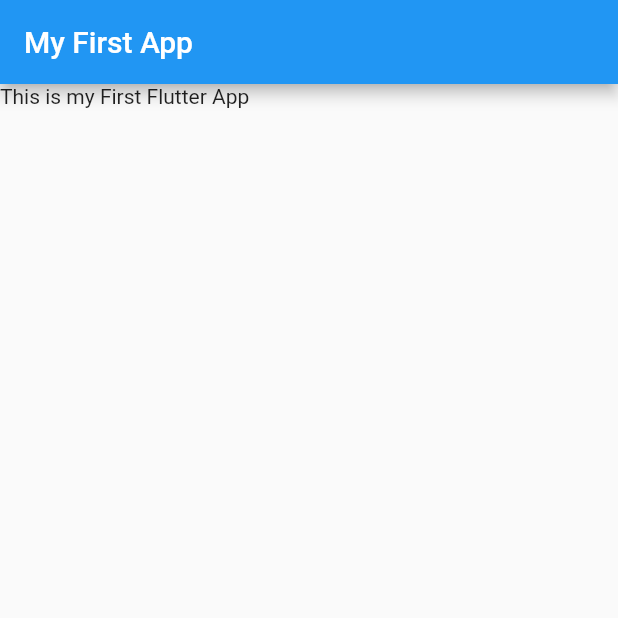
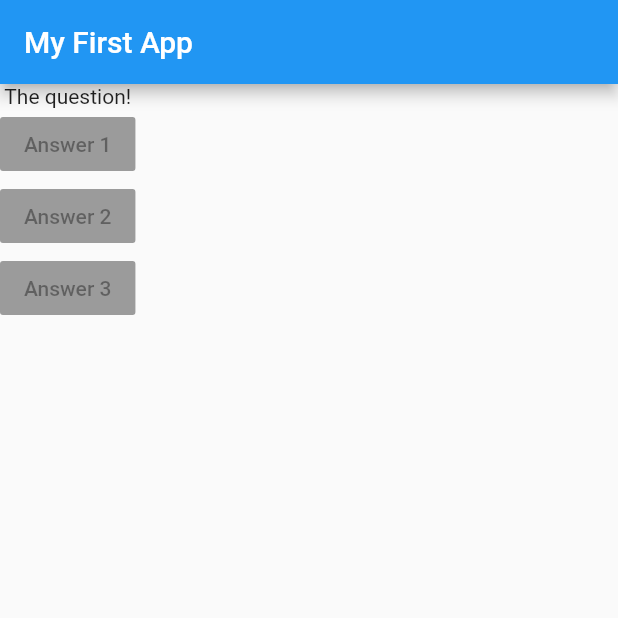
Before and after one commit to sujanshrestha08/FirstFlutterApp, a Flutter app: the screen it shows after launch, on a phone screen of 412 x 824 dp, the top half of it. Run offline on Flutter 3.47's test engine with Material 2 defaults, Android fonts, the phone set to English and light mode, and no system bars.

Commit message:
First Widget

```diff
--- a/lib/main.dart
+++ b/lib/main.dart
@@ -5,12 +5,33 @@ void main() => runApp(MyApp());
 class MyApp extends StatelessWidget {
   @override
   Widget build(BuildContext context) {
+    var questions = [
+      'What\'s your favorite color?',
+      'What\'s your favorite animal?',
+    ];
     return MaterialApp(
-        home: Scaffold(
-      appBar: AppBar(
-        title: Text('My First App'),
+      home: Scaffold(
+        appBar: AppBar(
+          title: Text('My First App'),
+        ),
+        body: Column(
+          children: [
+            Text('The question!'),
+            RaisedButton(
+              child: Text('Answer 1'),
+              onPressed: null,
+            ),
+            RaisedButton(
+              child: Text('Answer 2'),
+              onPressed: null,
+            ),
+            RaisedButton(
+              child: Text('Answer 3'),
+              onPressed: null,
+            ),
+          ],
+        ),
       ),
-      body: Text('This is my First Flutter App'),
-    ));
+    );
   }
 }
```
